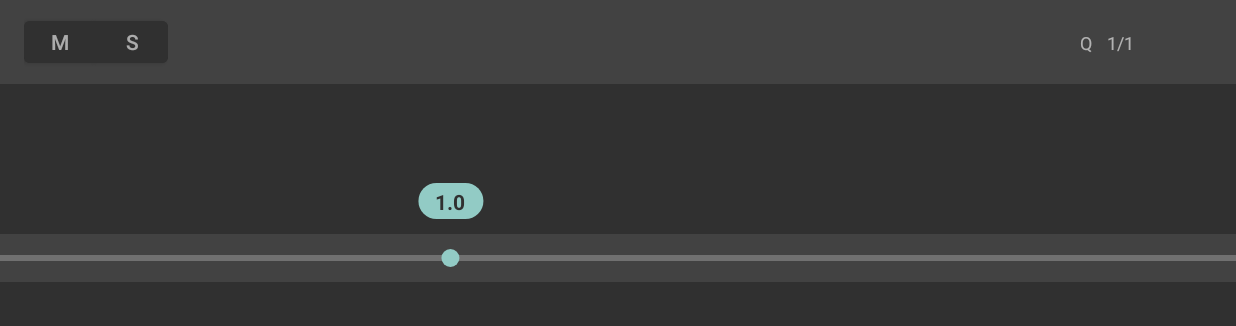
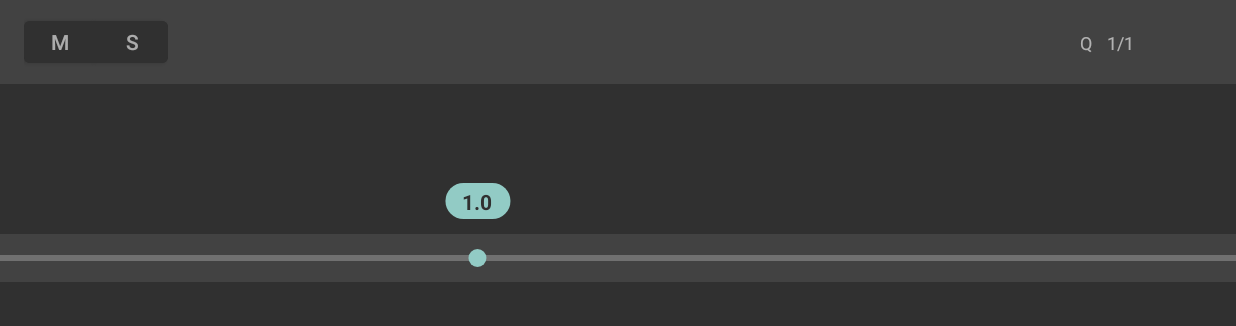
Before and after one commit to chord-io/chord.io-android-ui, an Android app: the SequencerActivity screen opened directly, with no data from a screen before it, on a phone screen of 824 x 412 dp (held sideways), the part 84-410 px from its top. Run offline under Robolectric (Android 15) with nearby library versions, the phone set to English and light mode, and no system bars; plain views replace IconicsImageView.

Commit message:
add animators for position and on enter focus

```diff
--- a/app/src/main/java/io/chord/ui/components/DropDown.kt
+++ b/app/src/main/java/io/chord/ui/components/DropDown.kt
@@ -39,10 +39,9 @@ open class DropDown : LinearLayout
 	var textColor: Int
 		get() = this._textColor
 		set(value) {
-			this._textColor = value
-			this._textColor.let {
-				this.labelView.setTextColor(it)
-				this.selectedItemTextView.setTextColor(it)
+			this._textColor = value.apply {
+				labelView.setTextColor(this)
+				selectedItemTextView.setTextColor(this)
 			}
 
 			this.labelView.setTextColor(value)
@@ -53,25 +52,23 @@ open class DropDown : LinearLayout
 	var iconSize: Int
 		get() = this._iconSize
 		set(value) {
-			this._iconSize = value.let {
-				val dropDownLayoutParams = this.dropdownView.layoutParams as RelativeLayout.LayoutParams
-				val iconLayoutParams = this.iconView.layoutParams as RelativeLayout.LayoutParams
-				dropDownLayoutParams.width = it
-				dropDownLayoutParams.height = it
-				iconLayoutParams.width = it
-				iconLayoutParams.height = it
-				it
+			this._iconSize = value.apply {
+				val dropDownLayoutParams = dropdownView.layoutParams as RelativeLayout.LayoutParams
+				val iconLayoutParams = iconView.layoutParams as RelativeLayout.LayoutParams
+				dropDownLayoutParams.width = this
+				dropDownLayoutParams.height = this
+				iconLayoutParams.width = this
+				iconLayoutParams.height = this
 			}
 		}
 
 	var textSize: Int
 		get() = this._textSize
 		set(value) {
-			this._textSize = value.let {
-				val size = it.toFloat()
-				this.labelView.textSize = size
-				this.selectedItemTextView.textSize = size
-				it
+			this._textSize = value.apply {
+				val size = this.toFloat()
+				labelView.textSize = size
+				selectedItemTextView.textSize = size
 			}
 		}
 
--- a/app/src/main/java/io/chord/ui/components/ZoomBar.kt
+++ b/app/src/main/java/io/chord/ui/components/ZoomBar.kt
@@ -1,13 +1,16 @@
 package io.chord.ui.components
 
+import android.animation.ValueAnimator
 import android.content.Context
 import android.graphics.*
 import android.util.AttributeSet
 import android.view.MotionEvent
 import android.view.View
+import androidx.interpolator.view.animation.FastOutSlowInInterpolator
 import io.chord.R
 import io.chord.ui.gestures.GestureDetector
 import io.chord.ui.gestures.SimpleOnGestureListener
+import io.chord.ui.utils.ColorUtils
 import io.chord.ui.utils.MathUtils
 import io.chord.ui.utils.ViewUtils
 
@@ -18,11 +21,50 @@ class ZoomBar : View
 		private val zoomBar: ZoomBar
 	) : OnFocusChangeListener
 	{
+		init
+		{
+			this.zoomBar.focusEnterAnimator.setFloatValues(0f, 1f)
+			this.zoomBar.focusEnterAnimator.addUpdateListener { animator ->
+				val opacity = animator.animatedValue as Float
+				this.setOpacity(opacity)
+			}
+
+			this.zoomBar.focusExitAnimator.setFloatValues(1f, 0f)
+			this.zoomBar.focusExitAnimator.addUpdateListener { animator ->
+				val opacity = animator.animatedValue as Float
+				this.setOpacity(opacity)
+			}
+
+			this.setOpacity(0f)
+		}
+
 		override fun onFocusChange(
 			view: View?,
 			hasFocus: Boolean
 		)
 		{
+			if(hasFocus)
+			{
+				this.zoomBar.focusEnterAnimator.start()
+			}
+			else
+			{
+				this.zoomBar.focusExitAnimator.start()
+			}
+		}
+
+		private fun setOpacity(opacity: Float)
+		{
+			this.zoomBar._bubbleBackgroundColor = ColorUtils.toTransparent(
+				this.zoomBar._bubbleBackgroundColor,
+				opacity
+			)
+
+			this.zoomBar._bubbleTextColor = ColorUtils.toTransparent(
+				this.zoomBar._bubbleTextColor,
+				opacity
+			)
+
 			this.zoomBar.invalidate()
 		}
 	}
@@ -31,6 +73,21 @@ class ZoomBar : View
 		private val zoomBar: ZoomBar
 	) : SimpleOnGestureListener()
 	{
+		private var positionSource: Float = 0f
+		private var positionDestination: Float = 0f
+
+		init
+		{
+			this.zoomBar.positionAnimator.addUpdateListener {
+				val position = it.animatedValue as Float
+				this.zoomBar.position = position
+				this.zoomBar.invalidate()
+			}
+
+			// TODO : set interpolator on another place
+			this.zoomBar.positionAnimator.interpolator = FastOutSlowInInterpolator()
+		}
+
 		override fun onDown(event: MotionEvent): Boolean {
 			this.zoomBar.requestFocus()
 			return true
@@ -48,22 +105,42 @@ class ZoomBar : View
 			distanceX: Float,
 			distanceY: Float
 		): Boolean {
-			this.computePosition(event2)
+			this.setPosition(event2)
 			return true
 		}
 
 		override fun onDoubleTap(event: MotionEvent): Boolean {
+			this.beginConfigureAnimation()
 			this.zoomBar.setFactor(this.zoomBar.factors[this.zoomBar.defaultFactorIndex])
+			this.endConfigureAnimation()
 			return true
 		}
 
 		override fun onSingleTapConfirmed(event: MotionEvent): Boolean {
-			this.computePosition(event)
+			this.beginConfigureAnimation()
+			this.setPosition(event)
+			this.endConfigureAnimation()
 			return true
 		}
 
-		private fun computePosition(event: MotionEvent)
+		private fun beginConfigureAnimation()
 		{
+			this.positionSource = this.zoomBar.position
+		}
+
+		private fun endConfigureAnimation()
+		{
+			this.positionDestination = this.zoomBar.position
+			this.zoomBar.positionAnimator.setFloatValues(
+				this.positionSource,
+				this.positionDestination
+			)
+			this.zoomBar.positionAnimator.start()
+		}
+
+		private fun setPosition(event: MotionEvent)
+		{
+			val limit = this.zoomBar.getLimit()
 			var position = if(this.zoomBar.orientation == ViewOrientation.Vertical)
 			{
 				event.y - this.zoomBar.thumbThickness / 2f
@@ -73,8 +150,6 @@ class ZoomBar : View
 				event.x - this.zoomBar.thumbThickness / 2f
 			}
 
-			val limit = this.zoomBar.getLimit()
-
 			position = when
 			{
 				position < this.zoomBar._getPaddingLeft() -> this.zoomBar._getPaddingLeft().toFloat()
@@ -82,12 +157,15 @@ class ZoomBar : View
 				else -> position
 			}
 
-			this.zoomBar.setPosition(position)
+			this.zoomBar.setPositionWithoutInvalidate(position)
 		}
 	}
 
 	private val zoomables: MutableMap<Int, Zoomable> = mutableMapOf()
 
+	private val positionAnimator: ValueAnimator = ValueAnimator()
+	private val focusEnterAnimator: ValueAnimator = ValueAnimator()
+	private val focusExitAnimator: ValueAnimator = ValueAnimator()
 	private val gestureDetector: GestureDetector = GestureDetector(
 		this.context,
 		ZoomBarGestureListener(this)
@@ -97,7 +175,6 @@ class ZoomBar : View
 	private var factor: Float = -1f
 
 	private val defaultFactorIndex = 5
-
 	private val factors: List<Float> = listOf(
 		0.30f,
 		0.50f,
@@ -116,6 +193,8 @@ class ZoomBar : View
 	)
 
 	private var _orientation: ViewOrientation = ViewOrientation.Horizontal
+	private var _moveDuration: Long = -1
+	private var _focusEnterDuration: Long = -1
 	private var _focusExitDuration: Long = -1
 	private var _trackColor: Int = -1
 	private var _bubbleBackgroundColor: Int = -1
@@ -137,11 +216,27 @@ class ZoomBar : View
 			this.invalidate()
 		}
 
+	var moveDuration: Long
+		get() = this._moveDuration
+		set(value) {
+			this._moveDuration = value
+			this.positionAnimator.duration = value
+		}
+
+	var focusEnterDuration: Long
+		get() = this._focusEnterDuration
+		set(value) {
+			this._focusEnterDuration = value
+			this.focusEnterAnimator.startDelay = value
+			this.focusEnterAnimator.duration = value
+		}
+
 	var focusExitDuration: Long
 		get() = this._focusExitDuration
 		set(value) {
 			this._focusExitDuration = value
-			this.invalidate()
+			this.focusExitAnimator.startDelay = value
+			this.focusExitAnimator.duration = value
 		}
 
 	var trackColor: Int
@@ -262,10 +357,6 @@ class ZoomBar : View
 
 	private fun init(attrs: AttributeSet?, defStyle: Int)
 	{
-		this.isFocusable = true
-		this.isFocusableInTouchMode = true
-		this.onFocusChangeListener = ZoomBarFocusListener(this)
-
 		val typedArray = this.context.obtainStyledAttributes(
 			attrs, R.styleable.ZoomBar, defStyle, 0
 		)
@@ -278,6 +369,16 @@ class ZoomBar : View
 		).let {
 			ViewOrientation.values()[it]
 		}
+
+		this.moveDuration = typedArray.getInteger(
+			R.styleable.ZoomBar_cio_zb_moveDuration,
+			this.resources.getInteger(R.integer.zoombar_move_duration)
+		).toLong()
+
+		this.focusEnterDuration = typedArray.getInteger(
+			R.styleable.ZoomBar_cio_zb_focusEnterDuration,
+			this.resources.getInteger(R.integer.zoombar_focus_enter_duration)
+		).toLong()
 
 		this.focusExitDuration = typedArray.getInteger(
 			R.styleable.ZoomBar_cio_zb_focusExitDuration,
@@ -345,6 +446,10 @@ class ZoomBar : View
 		)
 
 		typedArray.recycle()
+
+		this.isFocusable = true
+		this.isFocusableInTouchMode = true
+		this.onFocusChangeListener = ZoomBarFocusListener(this)
 	}
 
 	fun attach(id: Int)
@@ -414,20 +519,28 @@ class ZoomBar : View
 	private fun getSteps(): List<Float>
 	{
 		val steps = mutableListOf<Float>()
-		val stepSize = this.getSize() / this.factors.size.toFloat()
 		val limit = this.getLimit()
+		val size = this.getSizeWithoutPaddings().toFloat()
+		val paddingLeft = this._getPaddingLeft().toFloat()
+		val stepSize = size / (this.factors.size.toFloat() - 1)
 
-		this.factors.forEachIndexed { index, _ ->
+		steps.add(0f)
+
+		for(index in 1 until this.factors.size)
+		{
 			val step = index * stepSize
 			steps.add(index, step)
 		}
 
-		if(steps.last() != limit)
-		{
-			steps[steps.size - 1] = limit
+		return steps.map {
+			MathUtils.map(
+				it,
+				0f,
+				size,
+				paddingLeft,
+				limit
+			)
 		}
-
-		return steps
 	}
 
 	private fun setFactor(factor: Float)
@@ -439,13 +552,18 @@ class ZoomBar : View
 		this.invalidate()
 	}
 
-	private fun setPosition(position: Float)
+	private fun setPositionWithoutInvalidate(position: Float)
 	{
 		val steps = this.getSteps()
 		val step = MathUtils.step(position, steps)
 		val index = steps.indexOf(step)
 		this.factor = this.factors[index]
 		this.position = step
+	}
+
+	private fun setPosition(position: Float)
+	{
+		this.setPositionWithoutInvalidate(position)
 		this.invalidate()
 	}
 
@@ -459,16 +577,6 @@ class ZoomBar : View
 		{
 			super.onTouchEvent(event)
 		}
-	}
-
-	override fun clearFocus()
-	{
-		this.handler.postDelayed(
-			{
-				super.clearFocus()
-			},
-			this.focusExitDuration
-		)
 	}
 
 	override fun onDraw(canvas: Canvas?)
@@ -487,14 +595,8 @@ class ZoomBar : View
 
 	private fun drawTrack(canvas: Canvas?)
 	{
-		this.trackColor.let {
-			this.painter.color = it
-		}
-
-		this.trackThickness.let {
-			this.painter.strokeWidth = it
-		}
-
+		this.painter.color = this.trackColor
+		this.painter.strokeWidth = this.trackThickness
 		this.painter.strokeCap = Paint.Cap.ROUND
 
 		if(this.orientation == ViewOrientation.Horizontal)
@@ -527,9 +629,7 @@ class ZoomBar : View
 
 	private fun drawThumb(canvas: Canvas?)
 	{
-		this.thumbColor.let {
-			this.painter.color = it
-		}
+		this.painter.color = this.thumbColor
 
 		val thickness = this.thumbThickness
 		val position = this.position
@@ -541,8 +641,8 @@ class ZoomBar : View
 		if(this.orientation == ViewOrientation.Horizontal)
 		{
 			val centerVertical = (this.height / 2f) - (thickness / 2f)
-			val left = position + this.paddingStart
-			val right = position + thickness - this.paddingEnd
+			val left = position
+			val right = left + thickness
 			canvas?.drawRoundRect(
 				left,
 				centerVertical,
@@ -556,8 +656,8 @@ class ZoomBar : View
 		else
 		{
 			val centerHorizontal = (this.width / 2f) - (thickness / 2f)
-			val top = position + this.paddingTop
-			val bottom = position + thickness - this.paddingBottom
+			val top = position
+			val bottom = top + thickness
 			canvas?.drawRoundRect(
 				centerHorizontal,
 				top,
@@ -572,15 +672,9 @@ class ZoomBar : View
 
 	private fun drawBubble(canvas: Canvas?)
 	{
-		if(!this.isFocused)
-		{
-			return
-		}
-
-		this.bubbleTextSize.let {
-			this.painter.textSize = it
-			this.painter.setTypeface(Typeface.create(Typeface.DEFAULT, Typeface.BOLD))
-		}
+		this.painter.color = this.bubbleBackgroundColor
+		this.painter.textSize = this.bubbleTextSize
+		this.painter.typeface = Typeface.create(Typeface.DEFAULT, Typeface.BOLD)
 
 		val bounds = Rect(canvas!!.clipBounds)
 		val position = this.position + this.thumbThickness / 2
@@ -590,10 +684,6 @@ class ZoomBar : View
 		val height = this.bubbleThickness.toInt()
 		val halfHeight = height / 2
 		val textHeight = ViewUtils.getTextHeight(label, this.painter)
-
-		this.bubbleBackgroundColor.let {
-			this.painter.color = it
-		}
 
 		if(this._orientation == ViewOrientation.Horizontal)
 		{
@@ -642,9 +732,7 @@ class ZoomBar : View
 				this.painter
 			)
 
-			this.bubbleTextColor.let {
-				this.painter.color = it
-			}
+			this.painter.color = this.bubbleTextColor
 
 			val textPosition = ViewUtils.getTextCentered(
 				label,
@@ -709,10 +797,7 @@ class ZoomBar : View
 				this.painter
 			)
 
-			this.bubbleTextColor.let {
-				this.painter.color = it
-			}
-
+			this.painter.color = this.bubbleTextColor
 
 			val textPosition = ViewUtils.getTextCentered(
 				label,
--- /dev/null
+++ b/app/src/main/java/io/chord/ui/utils/ColorUtils.kt
@@ -0,0 +1,22 @@
+package io.chord.ui.utils
+
+import android.graphics.Color
+
+class ColorUtils
+{
+	// TODO utils class as extension class
+	companion object
+	{
+		fun toTransparent(color: Int, alpha: Float): Int
+		{
+			val colorObject = Color.valueOf(color)
+
+			return Color.argb(
+				alpha,
+				colorObject.red(),
+				colorObject.green(),
+				colorObject.blue()
+			)
+		}
+	}
+}
--- a/app/src/main/res/values/attrs_zoombars.xml
+++ b/app/src/main/res/values/attrs_zoombars.xml
@@ -5,6 +5,8 @@
             <enum name="horizontal" value="0" />
             <enum name="vertical" value="1" />
         </attr>
+        <attr name="cio_zb_moveDuration" format="integer"/>
+        <attr name="cio_zb_focusEnterDuration" format="integer"/>
         <attr name="cio_zb_focusExitDuration" format="integer"/>
         <attr name="cio_zb_trackColor" format="color"/>
         <attr name="cio_zb_bubbleBackgroundColor" format="color"/>
--- a/app/src/main/res/values/values.xml
+++ b/app/src/main/res/values/values.xml
@@ -1,5 +1,7 @@
 <?xml version="1.0" encoding="utf-8"?>
 <resources>
     <item name="refresh_token_worker_interval" type="integer">90000</item>
+    <item name="zoombar_move_duration" type="integer">500</item>
+    <item name="zoombar_focus_enter_duration" type="integer">250</item>
     <item name="zoombar_focus_exit_duration" type="integer">1000</item>
 </resources>
```
Also changed, not shown: app/src/main/java/io/chord/ui/components/Banner.kt (+11 -11 lines), app/src/main/java/io/chord/ui/components/ScrollBar.kt (+3 -11 lines).
